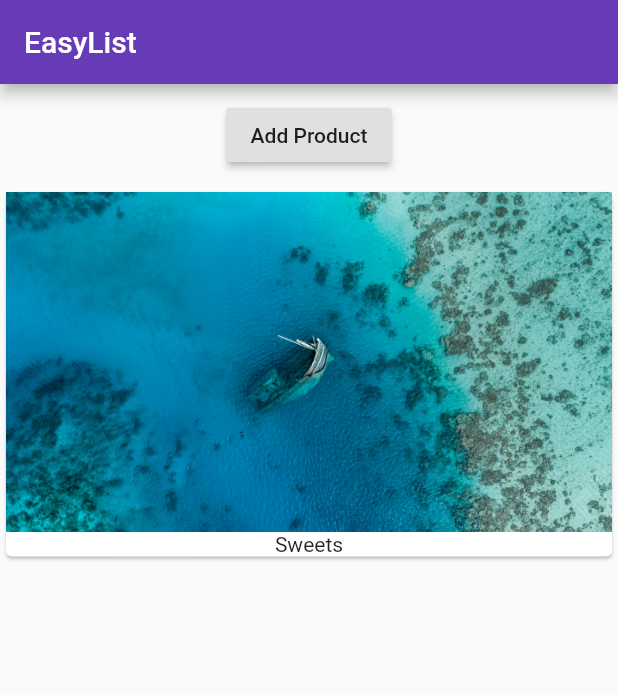
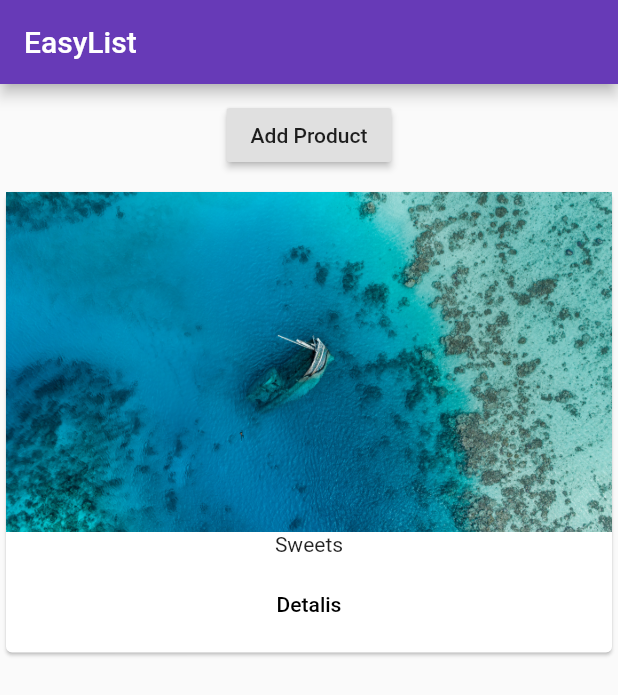
Before and after one commit to gnasamx/LearningCode, a Flutter app: the screen it shows after launch, after a tap on "Add Product", on a phone screen of 412 x 824 dp. Shown: the top 695 px of the screen. Run offline on Flutter 3.47's test engine with Material 2 defaults, Android fonts, the light colour scheme and no system bars.

Commit message:
:airplane: Navigation between pages

```diff
--- a/Flutter/first_app/lib/main.dart
+++ b/Flutter/first_app/lib/main.dart
@@ -1,6 +1,6 @@
 import 'package:flutter/material.dart';
 
-import './product_manager.dart';
+import './pages/home.dart';
 
 void main() => runApp(MyApp());
 
@@ -8,15 +8,9 @@
   @override
   Widget build(BuildContext context) {
     return MaterialApp(
-      theme: ThemeData(
-          primarySwatch: Colors.deepPurple,
-          accentColor: Colors.deepPurpleAccent),
-      home: Scaffold(
-        appBar: AppBar(
-          title: Text('EasyList'),
-        ),
-        body: ProductManager(),
-      ),
-    );
+        theme: ThemeData(
+            primarySwatch: Colors.deepPurple,
+            accentColor: Colors.deepPurpleAccent),
+        home: HomePage());
   }
 }
--- /dev/null
+++ b/Flutter/first_app/lib/pages/home.dart
@@ -0,0 +1,15 @@
+import 'package:flutter/material.dart';
+
+import '../product_manager.dart';
+
+class HomePage extends StatelessWidget {
+  @override
+  Widget build(BuildContext context) {
+    return Scaffold(
+      appBar: AppBar(
+        title: Text('EasyList'),
+      ),
+      body: ProductManager(),
+    );
+  }
+}
--- a/Flutter/first_app/lib/products.dart
+++ b/Flutter/first_app/lib/products.dart
@@ -1,4 +1,5 @@
 import 'package:flutter/material.dart';
+import './pages/product.dart';
 
 class Products extends StatelessWidget {
   final List<String> products;
@@ -9,7 +10,19 @@
       child: Column(
         children: <Widget>[
           Image.asset('assets/nature.jpg'),
-          Text(products[index])
+          Text(products[index]),
+          ButtonBar(
+            alignment: MainAxisAlignment.center,
+            children: <Widget>[
+              FlatButton(
+                child: Text('Detalis'),
+                onPressed: () => Navigator.push(
+                    context,
+                    MaterialPageRoute(
+                        builder: (BuildContext context) => ProductPage())),
+              )
+            ],
+          )
         ],
       ),
     );
```
Also changed, not shown: Flutter/first_app/lib/pages/product.dart (added, +25 -0 lines).
